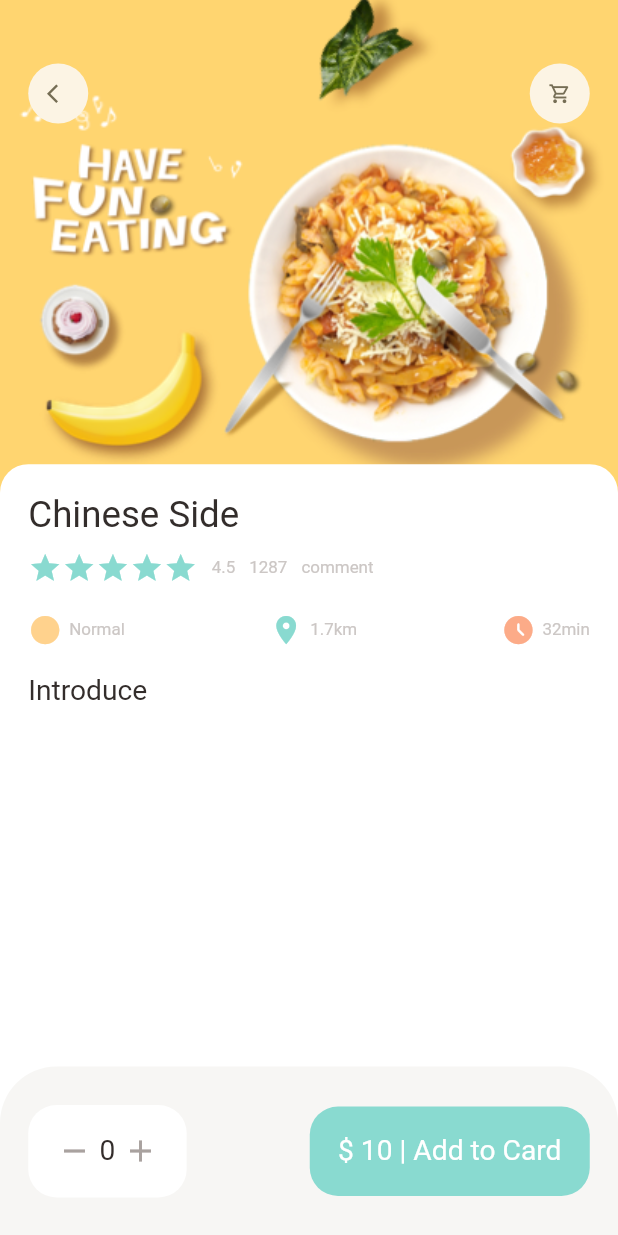
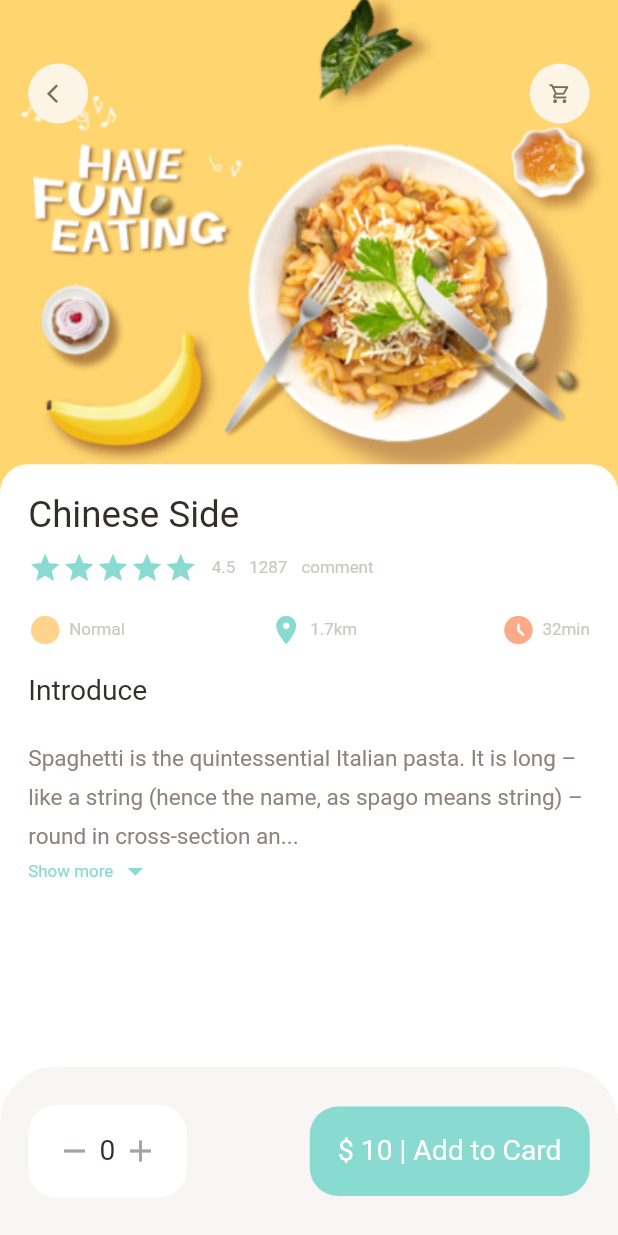
Before and after one commit to AmirMohammad79/food_delivery, a Flutter app: the screen it shows after launch, on a phone screen of 412 x 824 dp. Run offline on Flutter 3.47's test engine with Material 2 defaults, Android fonts, the phone set to English and light mode, and no system bars; our stand-ins replace dots_indicator, get; missing offline and left inert: dart:ffi.

Commit message:
create and add expandable_text_widget.dart for introduction section

```diff
--- a/lib/pages/food/popular_food_detail.dart
+++ b/lib/pages/food/popular_food_detail.dart
@@ -2,11 +2,10 @@ import 'package:flutter/material.dart';
 import 'package:food_delivery/utils/dimensions.dart';
 import 'package:food_delivery/widgets/AppIcon.dart';
 import 'package:food_delivery/widgets/app_column.dart';
+import 'package:food_delivery/widgets/expandable_text_widget.dart';
 
 import '../../utils/colors.dart';
 import '../../widgets/big_text.dart';
-import '../../widgets/icon_and_text_widget.dart';
-import '../../widgets/small_text.dart';
 
 class PopularFoodDetail extends StatelessWidget {
   const PopularFoodDetail({Key? key}) : super(key: key);
@@ -17,6 +16,7 @@ class PopularFoodDetail extends StatelessWidget {
       backgroundColor: Colors.white,
       body: Stack(
         children: [
+          //background image
           Positioned(
             left: 0,
             right: 0,
@@ -30,6 +30,7 @@ class PopularFoodDetail extends StatelessWidget {
               )),
             ),
           ),
+          // icon widget
           Positioned(
             top: Dimensions.height45,
             left: Dimensions.width20,
@@ -42,6 +43,7 @@ class PopularFoodDetail extends StatelessWidget {
               ],
             ),
           ),
+          //introduction of food
           Positioned(
             right: 0,
             left: 0,
@@ -70,16 +72,24 @@ class PopularFoodDetail extends StatelessWidget {
                   SizedBox(
                     height: Dimensions.height20,
                   ),
-                  BigText(text: "Introduce")
+                  BigText(text: "Introduce"),
+                  SizedBox(
+                    height: Dimensions.height20,
+                  ),
+                  //expandable text widget
+                  const Expanded(
+                      child: SingleChildScrollView(
+                          child: ExpandableTextWidget(
+                              text:
+                                  "Spaghetti is the quintessential Italian pasta. It is long – like a string (hence the name, as spago means string) – round in cross-section and made from durum wheat semolina. Commercial varieties are generally used, but artisanal versions are easy to find.")))
                 ],
               ),
             ),
-          ) ,
-
+          ),
         ],
       ),
       bottomNavigationBar: Container(
-        height: Dimensions.height120,
+        height: Dimensions.bottomHeight,
         padding: EdgeInsets.only(
             top: Dimensions.height20,
             bottom: Dimensions.height20,
--- a/lib/utils/dimensions.dart
+++ b/lib/utils/dimensions.dart
@@ -13,7 +13,7 @@ static double height15 = screenHeight /58.361;
 static double height20= screenHeight /43.771;
 static double height30 = screenHeight /29.180;
 static double height45 = screenHeight /19.453;
-  static double height120 =  screenHeight / 7.295;
+
 
 // dynamic width and padding and margin
   static double width5 = screenHeight /175.085;
@@ -27,6 +27,7 @@ static double height45 = screenHeight /19.453;
   static double font20= screenHeight /43.771;
   static double font12= screenHeight /72.952;
   static double font26= screenHeight /33.67;
+  static double font16= screenHeight /54.713;
 
 
   // dynamic icons size
@@ -46,4 +47,6 @@ static double height45 = screenHeight /19.453;
  static double listViewTextCountSize =   screenHeight /8.7542;
  //popular food
   static double popularFoodImgSiz =  screenHeight / 2.501;
+  // bottom height
+  static double bottomHeight =  screenHeight / 7.295;
 }
--- /dev/null
+++ b/lib/widgets/expandable_text_widget.dart
@@ -0,0 +1,73 @@
+import 'package:flutter/cupertino.dart';
+import 'package:flutter/material.dart';
+import 'package:food_delivery/utils/colors.dart';
+import 'package:food_delivery/utils/dimensions.dart';
+import 'package:food_delivery/widgets/small_text.dart';
+
+class ExpandableTextWidget extends StatefulWidget {
+  final String text;
+  const ExpandableTextWidget({Key? key, required this.text}) : super(key: key);
+
+  @override
+  State<ExpandableTextWidget> createState() => _ExpandableTextWidgetState();
+}
+
+class _ExpandableTextWidgetState extends State<ExpandableTextWidget> {
+  late String firstHalf;
+  late String secondHalf;
+  bool hiddenText = true;
+  double textHeight = Dimensions.screenHeight / 5.831;
+  @override
+  void initState() {
+    super.initState();
+    if (widget.text.length > textHeight) {
+      firstHalf = widget.text.substring(0, textHeight.toInt());
+      secondHalf =
+          widget.text.substring(textHeight.toInt() + 1, widget.text.length);
+    } else {
+      firstHalf = widget.text;
+      secondHalf = "";
+    }
+  }
+
+  @override
+  Widget build(BuildContext context) {
+    return Container(
+      child: secondHalf.isEmpty
+          ? SmallText(
+              text: firstHalf,
+              size: Dimensions.font16,
+              color: AppColors.paraColor,
+              height: 1.7,
+            )
+          : Column(
+              children: [
+                SmallText(
+                  text: hiddenText ? firstHalf + "..." : firstHalf + secondHalf,
+                  size: Dimensions.font16,
+                  height: 1.7,
+                  color: AppColors.paraColor,
+                ),
+                InkWell(
+                  onTap: () {
+                    setState(() {
+                      hiddenText = !hiddenText;
+                    });
+                  },
+                  child: Row(
+                    children: [
+                      SmallText(text: "Show more ", color: AppColors.mainColor),
+                      Icon(
+                        hiddenText
+                            ? Icons.arrow_drop_down
+                            : Icons.arrow_drop_up,
+                        color: AppColors.mainColor,
+                      )
+                    ],
+                  ),
+                ),
+              ],
+            ),
+    );
+  }
+}
```
